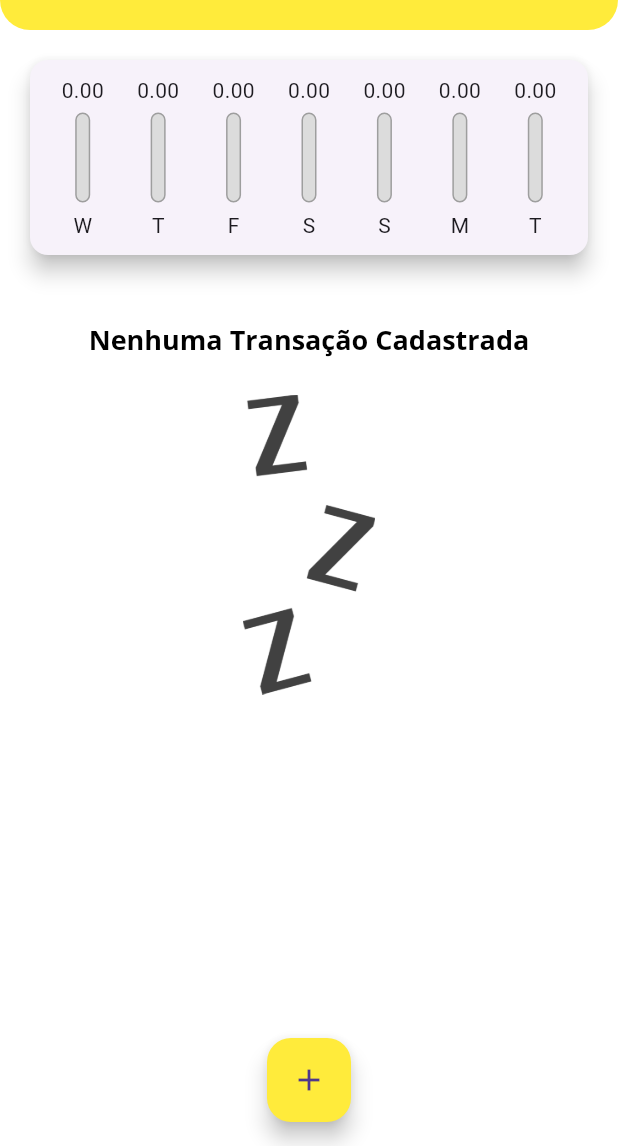
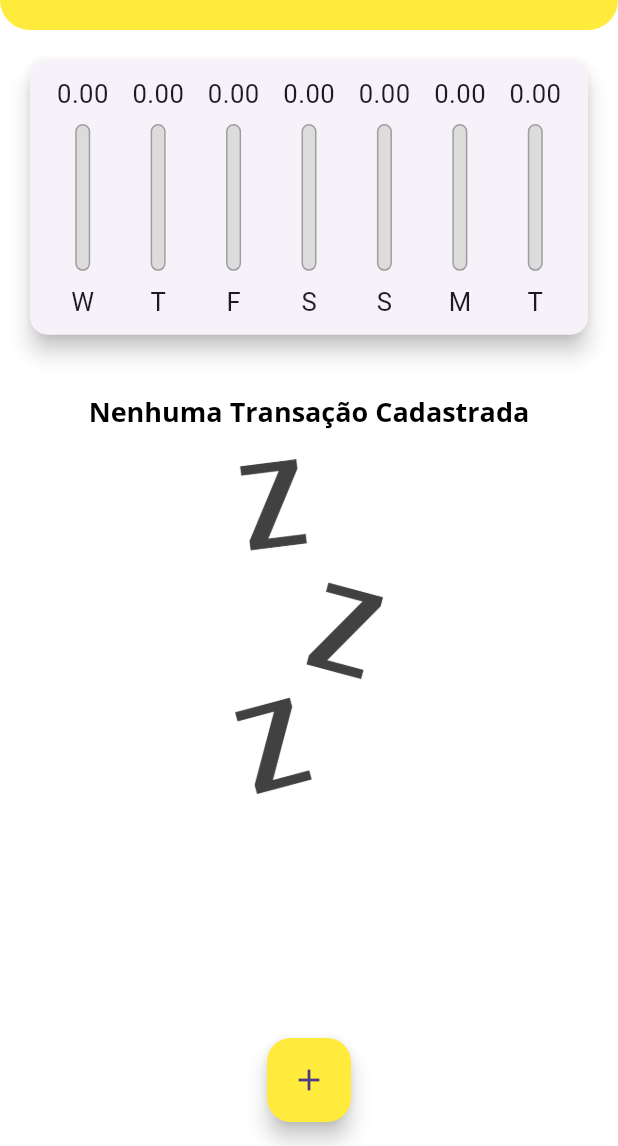
Before and after one commit to Andre-Marino/project-expenses, a Flutter app: the screen it shows after launch, on a phone screen of 412 x 824 dp, the part 90-1236 px from its top. Run offline on Flutter 3.47's test engine with Material 3 defaults, Android fonts, the phone set to English and light mode, and no system bars.

Commit message:
Aplicando Responsividade

```diff
--- a/lib/components/chart_bar.dart
+++ b/lib/components/chart_bar.dart
@@ -10,17 +10,19 @@ class ChartBar extends StatelessWidget {
 
   @override
   Widget build(BuildContext context) {
+    return LayoutBuilder(
+      builder: (ctx, constrains) {
         return Column(
           children: [
             Container(
-          height: 20,
+              height: constrains.maxHeight * 0.15,
               child: FittedBox(
                 child: Text('${value.toStringAsFixed(2)}'),
               ),
             ),
-        SizedBox(height: 5),
+            SizedBox(height: constrains.maxHeight * 0.05),
             Container(
-          height: 60,
+              height: constrains.maxHeight * 0.6,
               width: 10,
               child: Stack(
                 alignment: Alignment.bottomCenter,
@@ -47,9 +49,14 @@ class ChartBar extends StatelessWidget {
                 ],
               ),
             ),
-        SizedBox(height: 5),
-        Text(label),
+            SizedBox(height: constrains.maxHeight * 0.05),
+            Container(
+              height: constrains.maxHeight * 0.15,
+              child: FittedBox(child: Text(label)),
+            ),
           ],
+        );
+      },
     );
   }
 }
--- a/lib/components/transactionList.dart
+++ b/lib/components/transactionList.dart
@@ -10,25 +10,31 @@ class TransactionList extends StatelessWidget {
 
   @override
   Widget build(BuildContext context) {
-    return Container(
-      height: 400,
-      child: transaction.isEmpty
-          ? Column(
+    bool isLandscape =
+        MediaQuery.of(context).orientation == Orientation.landscape;
+    return transaction.isEmpty
+        ? LayoutBuilder(
+            builder: (ctx, constrains) {
+              return Column(
                 children: [
-                SizedBox(height: 25),
+                  SizedBox(height: 20),
                   Text(
                     'Nenhuma Transação Cadastrada',
                     style: Theme.of(context).textTheme.titleLarge,
                   ),
-                SizedBox(height: 25),
+                  SizedBox(height: 20),
                   Container(
-                  height: 200,
+                    height: isLandscape
+                        ? constrains.maxHeight * 0.6
+                        : constrains.maxHeight * 0.4,
                     child: Image.asset(
                       'assets/images/waiting.png',
                       fit: BoxFit.cover,
                     ),
                   )
                 ],
+              );
+            },
           )
         : ListView.builder(
             itemCount: transaction.length,
@@ -66,7 +72,21 @@ class TransactionList extends StatelessWidget {
                       color: Colors.grey,
                     ),
                   ),
-                    trailing: IconButton(
+                  trailing: MediaQuery.of(context).size.width > 480
+                      ? TextButton.icon(
+                          icon: Icon(Icons.delete),
+                          onPressed: () {
+                            showDialog(
+                                context: context,
+                                builder: (context) =>
+                                    CustumDialog(tr.title, tr.id, onRemove));
+                          },
+                          label: Text('Excluir'),
+                          style: ButtonStyle(
+                              foregroundColor: MaterialStateProperty.all(
+                                  Theme.of(context).colorScheme.error)),
+                        )
+                      : IconButton(
                           onPressed: () {
                             showDialog(
                                 context: context,
@@ -79,7 +99,6 @@ class TransactionList extends StatelessWidget {
                 ),
               );
             },
-            ),
           );
   }
 }
--- a/lib/main.dart
+++ b/lib/main.dart
@@ -2,8 +2,10 @@ import 'package:dispesas/components/chart.dart';
 import 'package:dispesas/components/transactionForm.dart';
 import 'package:dispesas/components/transactionList.dart';
 import 'package:dispesas/models/transaction.dart';
+import 'package:flutter/cupertino.dart';
 import 'package:flutter/material.dart';
 import 'dart:math';
+import 'dart:io';
 
 void main() {
   runApp(ExpensesApp());
@@ -49,6 +51,7 @@ class MyHomePage extends StatefulWidget {
 
 class _MyHomePageState extends State<MyHomePage> {
   final List<Transaction> _transaction = [];
+  bool _showChart = false;
 
   List<Transaction> get _recentTransactions {
     return _transaction.where((tr) {
@@ -82,6 +85,7 @@ class _MyHomePageState extends State<MyHomePage> {
 
   _openTransactionFormModal(BuildContext context) {
     showModalBottomSheet(
+        isScrollControlled: true,
         context: context,
         builder: (_) {
           return TransactionForm(_addTransaction);
@@ -92,22 +96,65 @@ class _MyHomePageState extends State<MyHomePage> {
 
   @override
   Widget build(BuildContext context) {
-    return Scaffold(
-      backgroundColor: Colors.white,
-      appBar: PreferredSize(
+    void _toggleChart(bool value) {
+      setState(() {
+        _showChart = value;
+      });
+    }
+
+    final mediaQuery = MediaQuery.of(context);
+
+    bool isLandscape = mediaQuery.orientation == Orientation.landscape;
+
+    final appBar = PreferredSize(
       preferredSize: Size.fromHeight(80.0),
-        child: CustomAppBar(_openTransactionFormModal),
-      ),
-      body: SingleChildScrollView(
+      child: CustomAppBar(_openTransactionFormModal, _showChart, _toggleChart),
+    );
+
+    final availabeHeight = mediaQuery.size.height -
+        appBar.preferredSize.height -
+        mediaQuery.padding.top;
+
+    final boryPage = SingleChildScrollView(
       child: Column(
         crossAxisAlignment: CrossAxisAlignment.stretch,
         children: [
-            Chart(_recentTransactions),
-            TransactionList(_transaction, _removeTransaction),
+          /*if (isLandscape)
+              Row(
+                mainAxisAlignment: MainAxisAlignment.center,
+                children: [
+                  Text('Exibir Gráfico'),
+                  Switch(
+                    value: _showChart,
+                    onChanged: (value) {
+                      setState(() {
+                        _showChart = value;
+                      });
+                    },
+                  ),
+                ],
+              ),*/
+          if (_showChart || !isLandscape)
+            Container(
+              height: availabeHeight * (isLandscape ? 0.8 : 0.3),
+              child: Chart(_recentTransactions),
+            ),
+          if (!_showChart || !isLandscape)
+            Container(
+              height: availabeHeight * (isLandscape ? 1 : 0.75),
+              child: TransactionList(_transaction, _removeTransaction),
+            ),
         ],
       ),
-      ),
-      floatingActionButton: FloatingActionButton(
+    );
+
+    return Scaffold(
+      backgroundColor: Colors.white,
+      appBar: appBar,
+      body: boryPage,
+      floatingActionButton: Platform.isIOS
+          ? Container()
+          : FloatingActionButton(
               child: Icon(Icons.add),
               onPressed: () => _openTransactionFormModal(context),
               backgroundColor: Theme.of(context).colorScheme.primary,
@@ -119,13 +166,22 @@ class _MyHomePageState extends State<MyHomePage> {
 
 //-------------------------------------- CUSTM APP_BAR ---------------------------------
 
-class CustomAppBar extends StatelessWidget {
+class CustomAppBar extends StatefulWidget {
   final void Function(BuildContext) _openModal;
+  final void Function(bool) _toggleChart;
+  bool showChart;
 
-  CustomAppBar(this._openModal);
+  CustomAppBar(this._openModal, this.showChart, this._toggleChart);
 
   @override
+  State<CustomAppBar> createState() => _CustomAppBarState();
+}
+
+class _CustomAppBarState extends State<CustomAppBar> {
+  @override
   Widget build(BuildContext context) {
+    bool isLandscape =
+        MediaQuery.of(context).orientation == Orientation.landscape;
     return Container(
       decoration: BoxDecoration(
         color: Theme.of(context).colorScheme.primary, // Cor de fundo do AppBar
@@ -143,10 +199,20 @@ class CustomAppBar extends StatelessWidget {
             Colors.transparent, // Torna o fundo do AppBar transparente
         title: Text('Despesas Pessoais'),
         actions: [
+          if (isLandscape)
+            IconButton(
+              icon: Icon(widget.showChart ? Icons.list : Icons.show_chart),
+              onPressed: () {
+                setState(() {
+                  widget.showChart = !widget.showChart;
+                });
+                widget._toggleChart(widget.showChart);
+              },
+            ),
           IconButton(
             icon: Icon(Icons.add),
-            onPressed: () => _openModal(context),
-          )
+            onPressed: () => widget._openModal(context),
+          ),
         ],
       ),
     );
```
Also changed, not shown: lib/components/transactionForm.dart (+21 -3 lines). Lines whose indentation alone changed are shown as unchanged.
